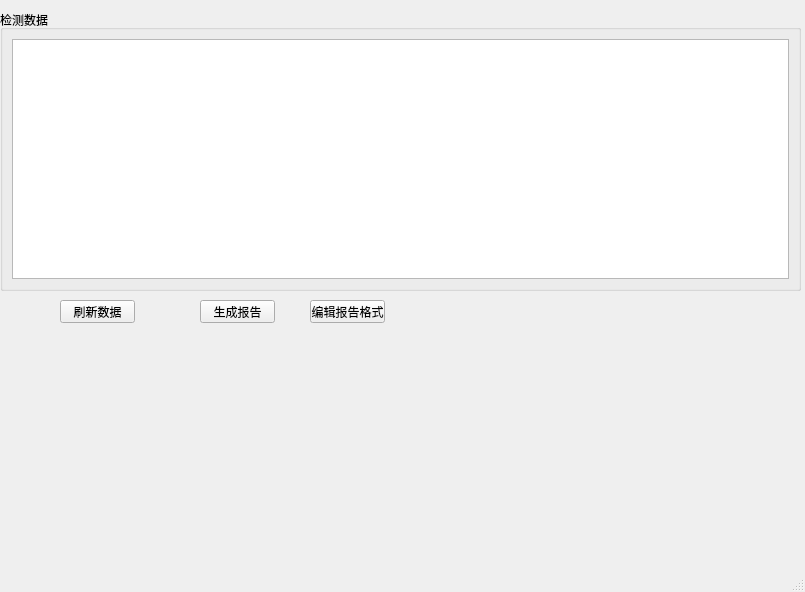
Qt form src/mainwindow.ui (xunzsj/DimTransit) before a commit.
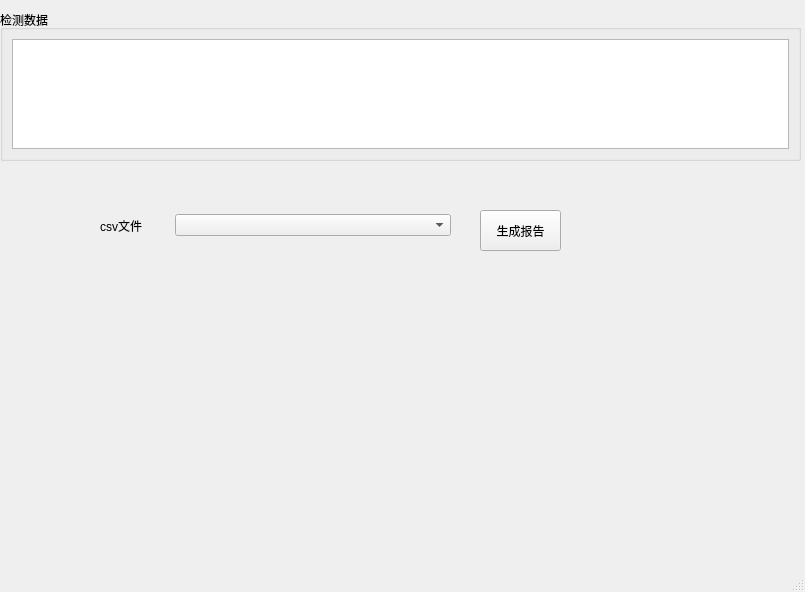
The same form after that commit.

The edit to the form file:
```diff
--- a/src/mainwindow.ui
+++ b/src/mainwindow.ui
@@ -20,7 +20,7 @@
       <x>0</x>
       <y>10</y>
       <width>801</width>
-      <height>281</height>
+      <height>151</height>
      </rect>
     </property>
     <property name="title">
@@ -35,41 +35,37 @@
    <widget class="QPushButton" name="pushButton">
     <property name="geometry">
      <rect>
-      <x>60</x>
-      <y>300</y>
-      <width>75</width>
-      <height>23</height>
-     </rect>
-    </property>
-    <property name="text">
-     <string>刷新数据</string>
-    </property>
-   </widget>
-   <widget class="QPushButton" name="pushButton_2">
-    <property name="geometry">
-     <rect>
-      <x>200</x>
-      <y>300</y>
-      <width>75</width>
-      <height>23</height>
+      <x>480</x>
+      <y>210</y>
+      <width>81</width>
+      <height>41</height>
      </rect>
     </property>
     <property name="text">
      <string>生成报告</string>
     </property>
    </widget>
-   <widget class="QPushButton" name="pushButton_3">
+   <widget class="QWidget" name="">
     <property name="geometry">
      <rect>
-      <x>310</x>
-      <y>300</y>
-      <width>75</width>
-      <height>23</height>
+      <x>100</x>
+      <y>190</y>
+      <width>351</width>
+      <height>71</height>
      </rect>
     </property>
-    <property name="text">
-     <string>编辑报告格式</string>
-    </property>
+    <layout class="QHBoxLayout" name="horizontalLayout" stretch="2,8">
+     <item>
+      <widget class="QLabel" name="label">
+       <property name="text">
+        <string>csv文件</string>
+       </property>
+      </widget>
+     </item>
+     <item>
+      <widget class="QComboBox" name="testRetBox"/>
+     </item>
+    </layout>
    </widget>
   </widget>
   <widget class="QMenuBar" name="menubar">
```
Left out of the diff: 4 changed lines with no effect on the pictures.
